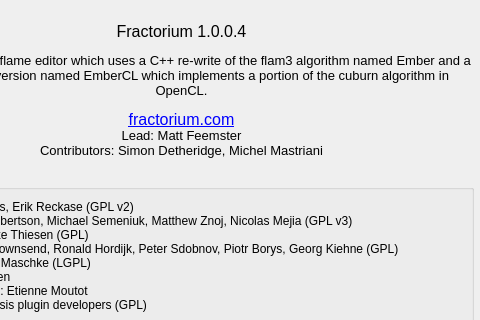
Above: Source/Fractorium/AboutDialog.ui from typpos/fractorium before the change; both pictures show x 116 to 596 and y 0 to 320 of the 596 by 701 pixel window. Below: the same form after it.
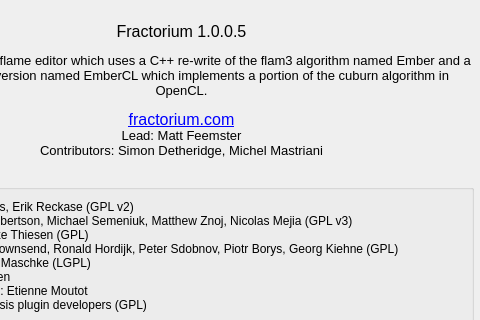
That is the form after the change.

```diff
--- a/Source/Fractorium/AboutDialog.ui
+++ b/Source/Fractorium/AboutDialog.ui
@@ -58,7 +58,7 @@
     <enum>QFrame::NoFrame</enum>
    </property>
    <property name="text">
-    <string>&lt;html&gt;&lt;head/&gt;&lt;body&gt;&lt;p align=&quot;center&quot;&gt;Fractorium 1.0.0.4&lt;/p&gt;&lt;p align=&quot;center&quot;&gt;&lt;span style=&quot; font-size:10pt;&quot;&gt;A Qt-based fractal flame editor which uses a C++ re-write of the flam3 algorithm named Ember and a GPU capable version named EmberCL which implements a portion of the cuburn algorithm in OpenCL.&lt;/span&gt;&lt;/p&gt;&lt;p align=&quot;center&quot;&gt;&lt;a href=&quot;http://fractorium.com&quot;&gt;&lt;span style=&quot; text-decoration: underline; color:#0000ff;&quot;&gt;fractorium.com&lt;/span&gt;&lt;/a&gt;&lt;span style=&quot; font-size:10pt;&quot;&gt;&lt;br/&gt;Lead: Matt Feemster&lt;br/&gt;Contributors: Simon Detheridge, Michel Mastriani&lt;/span&gt;&lt;/p&gt;&lt;/body&gt;&lt;/html&gt;</string>
+    <string>&lt;html&gt;&lt;head/&gt;&lt;body&gt;&lt;p align=&quot;center&quot;&gt;Fractorium 1.0.0.5&lt;/p&gt;&lt;p align=&quot;center&quot;&gt;&lt;span style=&quot; font-size:10pt;&quot;&gt;A Qt-based fractal flame editor which uses a C++ re-write of the flam3 algorithm named Ember and a GPU capable version named EmberCL which implements a portion of the cuburn algorithm in OpenCL.&lt;/span&gt;&lt;/p&gt;&lt;p align=&quot;center&quot;&gt;&lt;a href=&quot;http://fractorium.com&quot;&gt;&lt;span style=&quot; text-decoration: underline; color:#0000ff;&quot;&gt;fractorium.com&lt;/span&gt;&lt;/a&gt;&lt;span style=&quot; font-size:10pt;&quot;&gt;&lt;br/&gt;Lead: Matt Feemster&lt;br/&gt;Contributors: Simon Detheridge, Michel Mastriani&lt;/span&gt;&lt;/p&gt;&lt;/body&gt;&lt;/html&gt;</string>
    </property>
    <property name="textFormat">
     <enum>Qt::RichText</enum>
```
